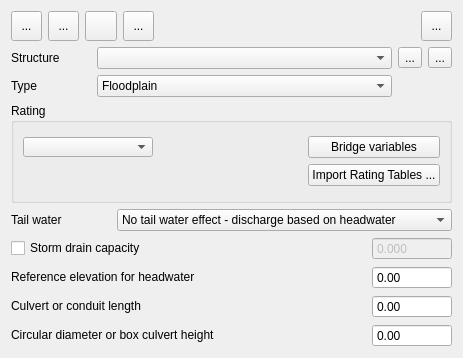
Qt form flo2d/ui/struct_editor.ui (FLO-2DSoftware/qgis-flo-2d-plugin) before a commit.
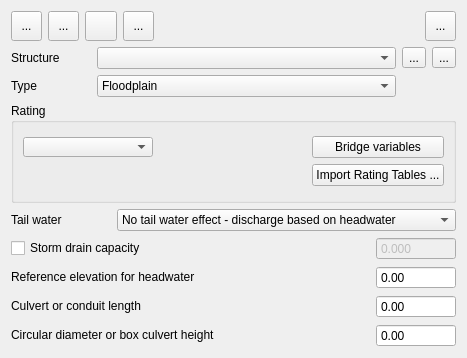
The same form after that commit. Icons and pictures are not drawn.

Commit message: Hydraulic Structures Editor tooltips added

Patch:
```diff
--- a/flo2d/ui/struct_editor.ui
+++ b/flo2d/ui/struct_editor.ui
@@ -9,8 +9,8 @@
    <rect>
     <x>0</x>
     <y>0</y>
-    <width>463</width>
-    <height>346</height>
+    <width>467</width>
+    <height>355</height>
    </rect>
   </property>
   <property name="sizePolicy">
```
Left out of the diff: 12 changed lines with no effect on the pictures.
